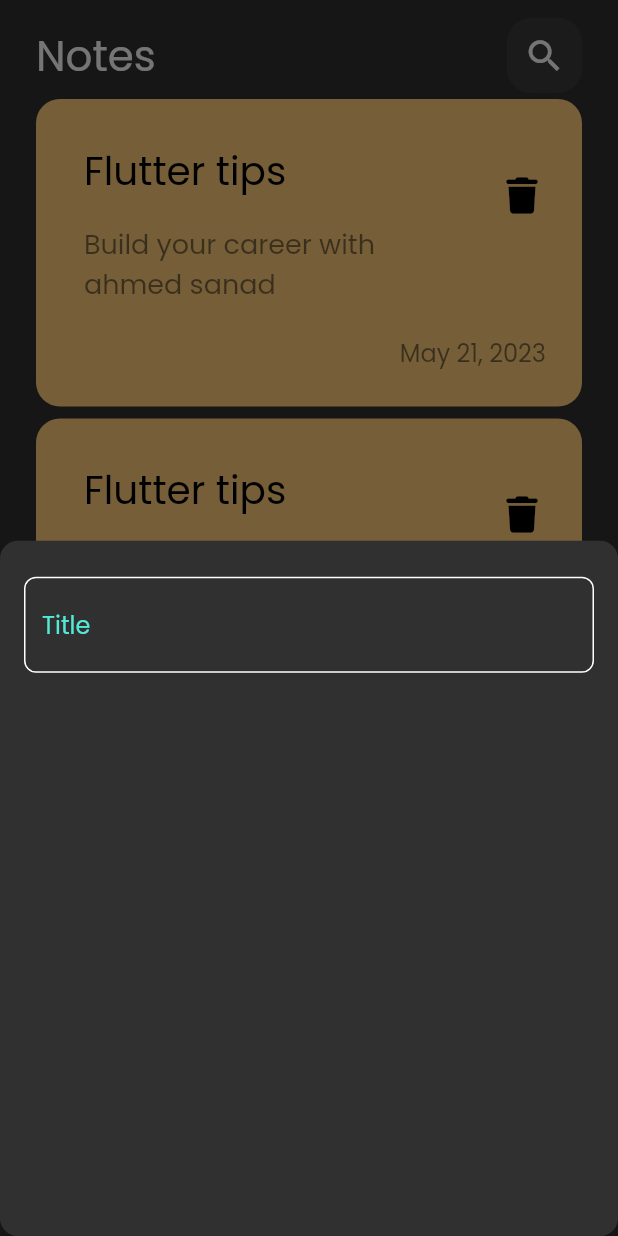
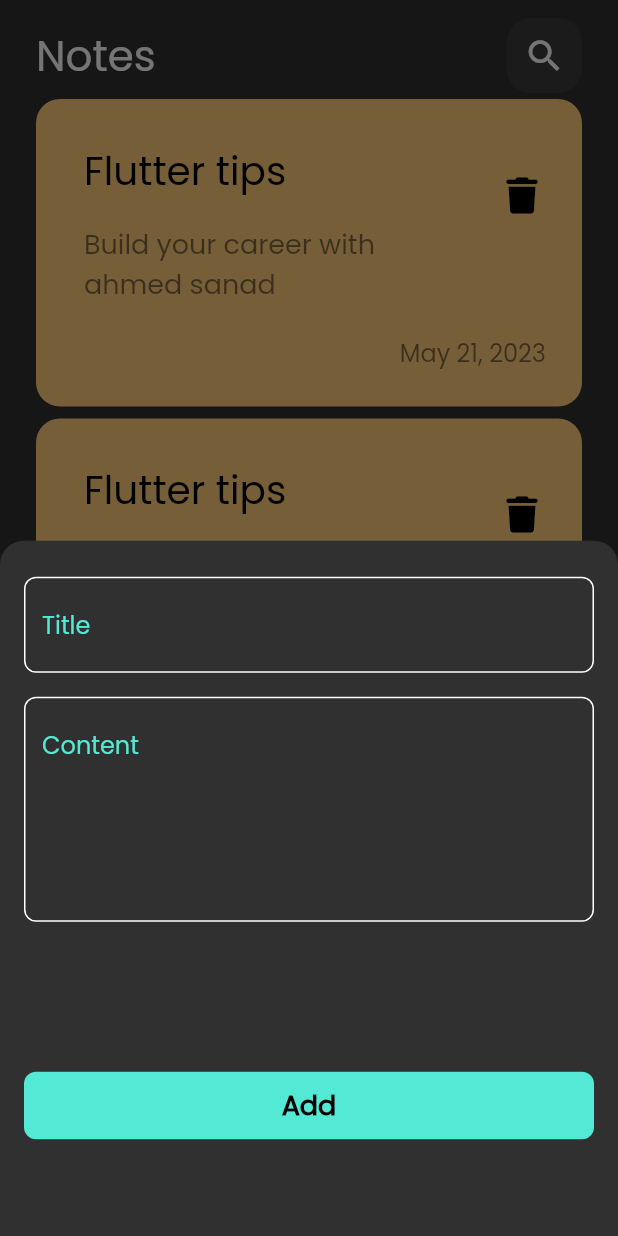
Before and after one commit to Ahmeddsanad/notes_app, a Flutter app: the screen it shows after launch, after a tap on the "add" icon, on a phone screen of 412 x 824 dp. Run offline on Flutter 3.47's test engine with Material 2 defaults, Android fonts, the phone set to English and light mode, and no system bars; our stand-ins replace font_awesome_flutter.

Commit message:
finish add notes bottom sheet

```diff
--- a/lib/views/notes_view.dart
+++ b/lib/views/notes_view.dart
@@ -12,14 +12,15 @@ class NotesView extends StatelessWidget {
       floatingActionButton: FloatingActionButton(
         onPressed: () {
           showModalBottomSheet(
-            shape: RoundedRectangleBorder(
-              borderRadius: BorderRadius.circular(
-                12,
+            shape: const RoundedRectangleBorder(
+              borderRadius: BorderRadius.only(
+                topLeft: Radius.circular(16),
+                topRight: Radius.circular(16),
               ),
             ),
             context: (context),
             builder: (context) {
-              return AddNoteBottomSheet();
+              return const AddNoteBottomSheet();
             },
           );
         },
--- a/lib/views/widgets/add_note_bottom_sheet.dart
+++ b/lib/views/widgets/add_note_bottom_sheet.dart
@@ -1,6 +1,7 @@
 import 'package:flutter/material.dart';
 import 'package:notes_app/components.dart';
 import 'package:notes_app/constants.dart';
+import 'package:notes_app/views/widgets/custom_button.dart';
 import 'package:notes_app/views/widgets/custom_text_field.dart';
 
 class AddNoteBottomSheet extends StatelessWidget {
@@ -8,16 +9,32 @@ class AddNoteBottomSheet extends StatelessWidget {
 
   @override
   Widget build(BuildContext context) {
-    return Container(
-      child: Padding(
-        padding: const EdgeInsets.only(
-          top: 24,
-          left: 16,
-          right: 16,
-        ),
-        child: Column(
+    return Padding(
+      padding: const EdgeInsets.only(
+        top: 24,
+        left: 16,
+        right: 16,
+      ),
+      child: Container(
+        child: const Column(
           children: [
-            CustomTextField(),
+            CustomTextField(
+              hintText: 'Title',
+            ),
+            SizedBox(
+              height: 16,
+            ),
+            CustomTextField(
+              hintText: 'Content',
+              maxLines: 5,
+            ),
+            SizedBox(
+              height: 100,
+            ),
+            CustomButton(),
+            SizedBox(
+              height: 16,
+            ),
           ],
         ),
       ),
--- /dev/null
+++ b/lib/views/widgets/custom_button.dart
@@ -0,0 +1,30 @@
+import 'package:flutter/material.dart';
+import 'package:notes_app/constants.dart';
+
+class CustomButton extends StatelessWidget {
+  const CustomButton({super.key});
+
+  @override
+  Widget build(BuildContext context) {
+    return Container(
+      width: MediaQuery.of(context).size.width,
+      height: 45,
+      decoration: BoxDecoration(
+        color: kPrimaryColor,
+        borderRadius: BorderRadius.circular(
+          8,
+        ),
+      ),
+      child: const Center(
+        child: Text(
+          'Add',
+          style: TextStyle(
+            color: Colors.black,
+            fontSize: 18.0,
+            fontWeight: FontWeight.bold,
+          ),
+        ),
+      ),
+    );
+  }
+}
--- a/lib/views/widgets/custom_text_field.dart
+++ b/lib/views/widgets/custom_text_field.dart
@@ -1,16 +1,22 @@
+// ignore_for_file: prefer_typing_uninitialized_variables
+
 import 'package:flutter/material.dart';
 import 'package:notes_app/components.dart';
 import 'package:notes_app/constants.dart';
 
 class CustomTextField extends StatelessWidget {
-  const CustomTextField({super.key});
+  const CustomTextField({super.key, required this.hintText, this.maxLines = 1});
+
+  final String hintText;
+  final int maxLines;
 
   @override
   Widget build(BuildContext context) {
     return TextField(
       cursorColor: kPrimaryColor,
+      maxLines: maxLines,
       decoration: InputDecoration(
-        hintText: 'Title',
+        hintText: hintText,
         hintStyle: const TextStyle(
           color: kPrimaryColor,
         ),
```
